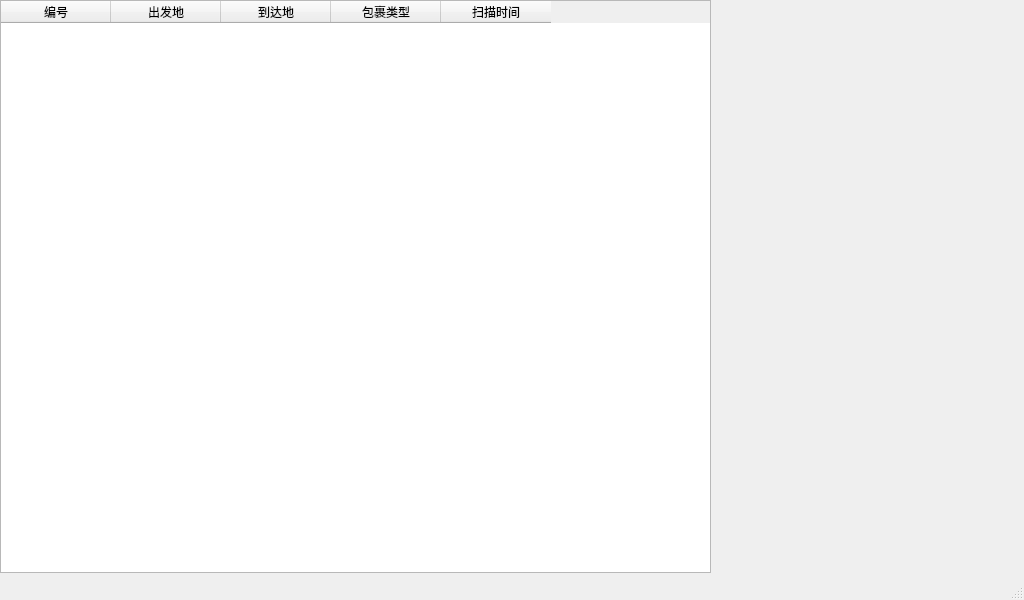
First picture: the form in Ltem_Sorting/qrcode.ui, repository YiHangCalm/WorldSkillsCompetition, before the edit.
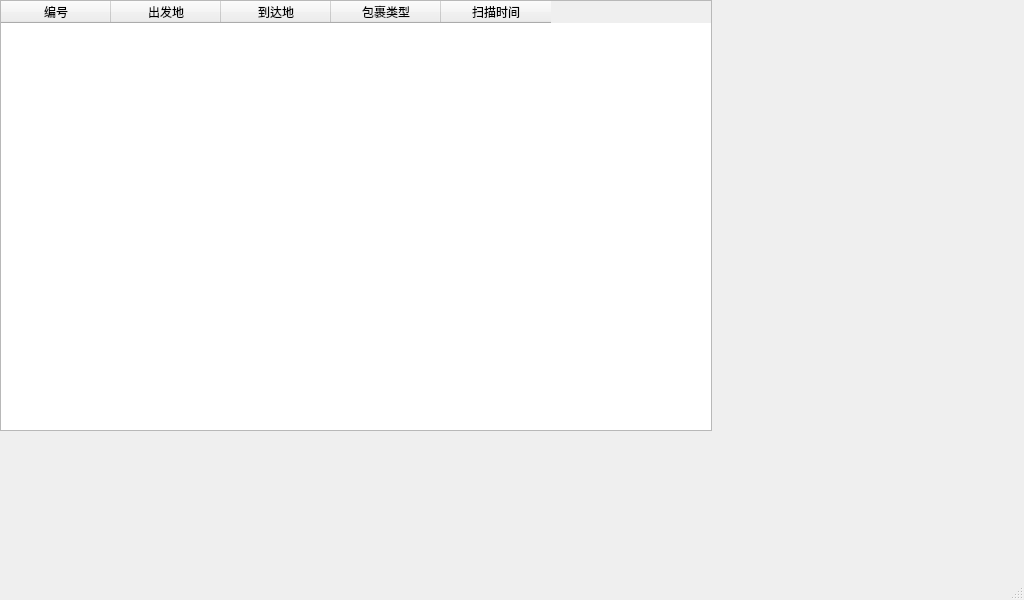
Second picture: the form after the edit. Icons and pictures are not drawn.

```diff
--- a/Ltem_Sorting/qrcode.ui
+++ b/Ltem_Sorting/qrcode.ui
@@ -52,6 +52,30 @@
     height: 80px; 
 	font-size: 16px;
 	border: none;
+}
+QPushButton#baiyun {
+    border-image: url(:/new/btn/Rese/baiyun.png);
+    
+     width: 203;  
+    height: 60px; 
+	font-size: 16px;
+	border: none;
+}
+QPushButton#bishui {
+    border-image: url(:/new/btn/Rese/bishui.png);
+    
+     width: 203;  
+    height: 60px; 
+	font-size: 16px;
+	border: none;
+}
+QPushButton#yunting {
+    border-image: url(:/new/btn/Rese/yunting.png);
+    
+     width: 130;  
+    height: 60px; 
+	font-size: 16px;
+	border: none;
 }</string>
   </property>
   <widget class="QWidget" name="centralwidget">
@@ -60,8 +84,8 @@
      <rect>
       <x>0</x>
       <y>0</y>
-      <width>711</width>
-      <height>573</height>
+      <width>712</width>
+      <height>431</height>
      </rect>
     </property>
     <property name="sizePolicy">
```
Left out of the diff: 51 changed lines with no effect on the pictures.
